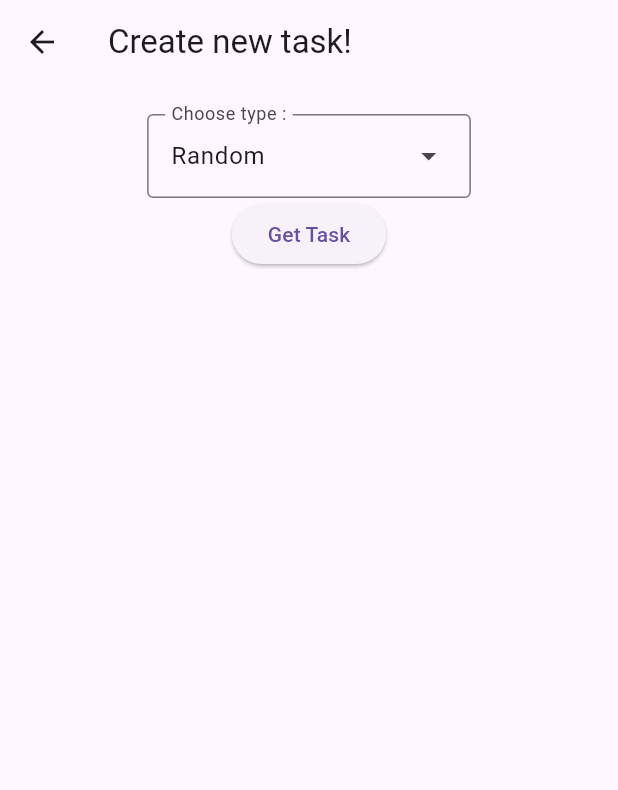
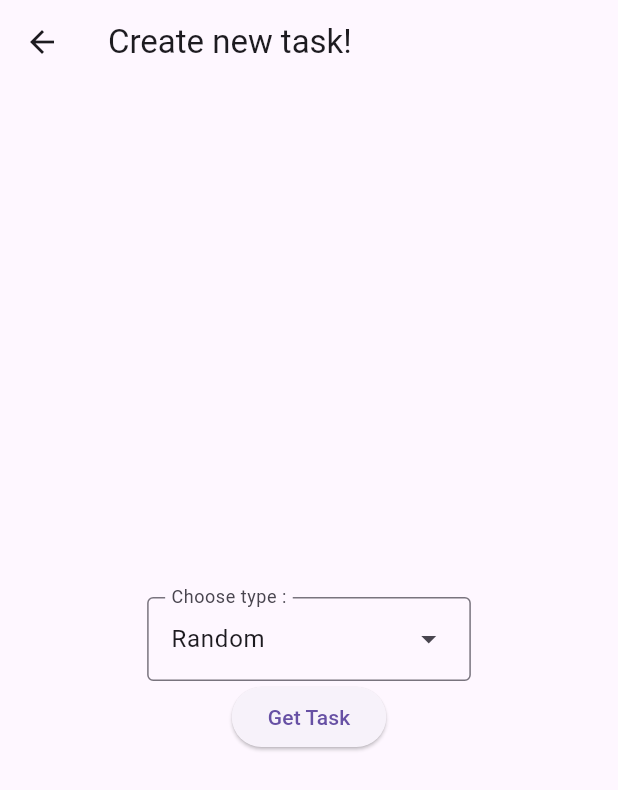
Before and after one commit to Flutter007/test6, a Flutter app: the screen it shows after launch, after a tap on "Create new Task!", on a phone screen of 412 x 824 dp. Shown: the top 790 px of the screen. Run offline on Flutter 3.47's test engine with Material 3 defaults, Android fonts, the phone set to English and light mode, and no system bars; network calls fail.

Commit message:
Refactored logic with Routes,added new Screen,changed model Of list.

```diff
--- a/lib/models/new_tasks.dart
+++ b/lib/models/new_tasks.dart
@@ -2,7 +2,7 @@ import 'package:test6/models/task.dart';
 
 class NewTasks {
   List<Task> newTasks = [];
-  List<Task> doneTasks = [];
+
   void addTask(Task task) {
     if (!newTasks.any((t) => t.key == task.key)) {
       newTasks.add(task);
@@ -12,7 +12,7 @@ class NewTasks {
   }
 
   void endTask(Task task) {
-    task.done = true;
+    task.done = !task.done;
   }
 
   void deleteTask(Task task) {
--- a/lib/providers/new_tasks_list_provider.dart
+++ b/lib/providers/new_tasks_list_provider.dart
@@ -5,9 +5,9 @@ import '../models/task.dart';
 
 class NewTasksListProvider extends InheritedWidget {
   final NewTasks newTasks;
-  final void Function(Task task) addTask;
-  final void Function(Task task) endTask;
-  final void Function(Task task) deleteTask;
+  final void Function(Task) addTask;
+  final void Function(Task) endTask;
+  final void Function(Task) deleteTask;
 
   const NewTasksListProvider({
     super.key,
--- a/lib/providers/new_tasks_list_state.dart
+++ b/lib/providers/new_tasks_list_state.dart
@@ -23,7 +23,7 @@ class _NewTasksListStateState extends State<NewTasksListState> {
 
   void endTask(Task task) {
     setState(() {
-      task.done = true;
+      newTasks.endTask(task);
     });
   }
 
--- a/lib/screens/creation_task_screen.dart
+++ b/lib/screens/creation_task_screen.dart
@@ -33,6 +33,10 @@ class _CreationTaskScreenState extends State<CreationTaskScreen> {
     });
   }
 
+  void goToTasksScreen() async {
+    await Navigator.pushNamedAndRemoveUntil(context, '/', (route) => false);
+  }
+
   void getTask() async {
     try {
       final url =
@@ -45,6 +49,7 @@ class _CreationTaskScreenState extends State<CreationTaskScreen> {
         isLoading = false;
       });
       addTask(task!);
+      goToTasksScreen();
     } catch (e) {
       error = e.toString();
       isLoading = false;
@@ -61,6 +66,7 @@ class _CreationTaskScreenState extends State<CreationTaskScreen> {
     } else {
       content = Center(
         child: Column(
+          mainAxisAlignment: MainAxisAlignment.center,
           children: [
             Padding(
               padding: EdgeInsets.only(top: 20),
@@ -83,8 +89,10 @@ class _CreationTaskScreenState extends State<CreationTaskScreen> {
                         .toList(),
               ),
             ),
-            ElevatedButton(onPressed: getTask, child: Text('Get Task')),
-            if (task != null) ...[Text(task!.activity), Text(task!.type)],
+            ElevatedButton(
+              onPressed: getTask,
+              child: Text(isLoading ? 'Get Task' : 'Loading...'),
+            ),
           ],
         ),
       );
--- a/lib/screens/tasks_screen.dart
+++ b/lib/screens/tasks_screen.dart
@@ -1,4 +1,5 @@
 import 'package:flutter/material.dart';
+import 'package:test6/screens/done_tasks_screen.dart';
 import 'package:test6/screens/make_task_screen.dart';
 import '../providers/new_tasks_list_provider.dart';
 import 'new_tasks_screen.dart';
@@ -11,21 +12,30 @@ class TasksScreen extends StatefulWidget {
 }
 
 class _TasksScreenState extends State<TasksScreen> {
+  void goToCreation() async {
+    await Navigator.pushNamed(context, '/create');
+  }
+
   @override
   Widget build(BuildContext context) {
     final provider = NewTasksListProvider.of(context)!;
-    final listState = provider.newTasks;
+    final newTasks = provider.newTasks.newTasks;
+
     return DefaultTabController(
       length: 2,
       child: Scaffold(
         appBar: AppBar(
           title: Text('Dont Be Bored!'),
+          actions: [
+            if (newTasks.isNotEmpty)
+              IconButton(onPressed: goToCreation, icon: Icon(Icons.add)),
+          ],
           bottom: TabBar(tabs: [Tab(text: 'New task'), Tab(text: 'Done task')]),
         ),
         body: TabBarView(
           children: [
-            listState.newTasks.isEmpty ? MakeTaskScreen() : NewTasksScreen(),
-            Placeholder(),
+            newTasks.isEmpty ? MakeTaskScreen() : NewTasksScreen(),
+            DoneTasksScreen(),
           ],
         ),
       ),
```
Also changed, not shown: lib/screens/done_tasks_screen.dart (added, +48 -0 lines), lib/screens/new_tasks_screen.dart (+24 -6 lines), lib/widgets/custom_list_tile.dart (added, +33 -0 lines).
